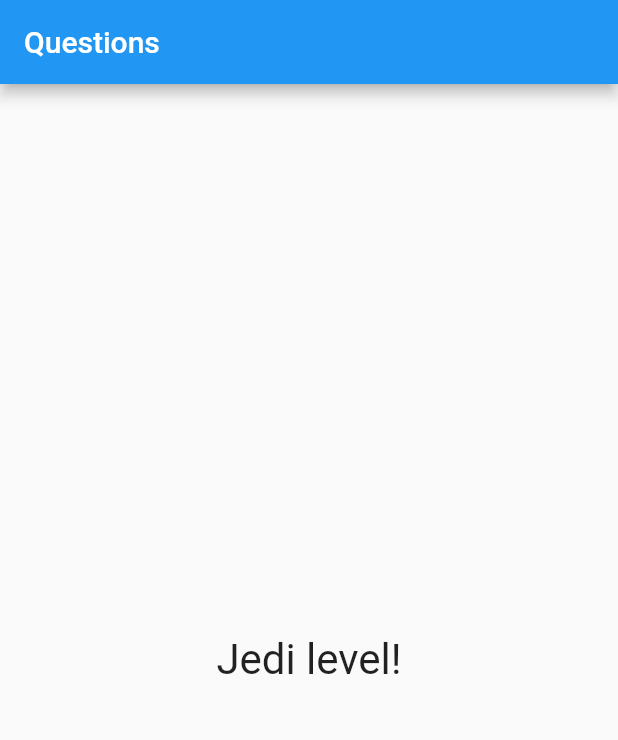
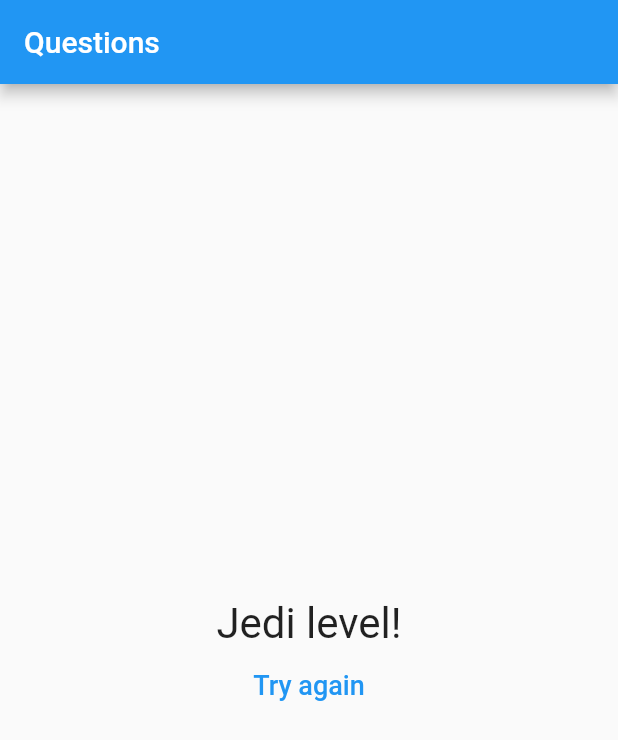
Before and after one commit to fbomateus/Simple-Survey-Questionnaire, a Flutter app: the screen it shows after launch, after a tap on "Black", after a tap on "Snake", after a tap on "Call of Duty", on a phone screen of 412 x 824 dp. Shown: the top 740 px of the screen. Run offline on Flutter 3.47's test engine with Material 2 defaults, Android fonts, the light colour scheme and no system bars.

Commit message:
try again option

```diff
--- a/lib/main.dart
+++ b/lib/main.dart
@@ -46,6 +46,13 @@ class _SurveyQuetionnaireAppState extends State<SurveyQuetionnaireApp> {
     }
   }
 
+  void _restartQuiz() {
+    setState(() {
+      _selectedQuestion = 0;
+      _totalScore = 0;
+    });
+  }
+
   bool get haveQuestionSelected {
     return _selectedQuestion < _questions.length;
   }
@@ -63,7 +70,7 @@ class _SurveyQuetionnaireAppState extends State<SurveyQuetionnaireApp> {
                 selectedQuestion: _selectedQuestion,
                 onAnswer: _answer,
               )
-            : Result(_totalScore),
+            : Result(_totalScore, _restartQuiz),
       ),
     );
   }
--- a/lib/result.dart
+++ b/lib/result.dart
@@ -2,8 +2,9 @@ import 'package:flutter/material.dart';
 
 class Result extends StatelessWidget {
   final int score;
+  final void Function() onRestartQuiz;
 
-  Result(this.score);
+  Result(this.score, this.onRestartQuiz);
 
   String get resultMessage {
     if (score < 8) {
@@ -19,11 +20,26 @@ class Result extends StatelessWidget {
 
   @override
   Widget build(BuildContext context) {
-    return Center(
-      child: Text(
-        resultMessage,
-        style: TextStyle(fontSize: 28),
-      ),
+    return Column(
+      mainAxisAlignment: MainAxisAlignment.center,
+      children: [
+        Center(
+          child: Text(
+            resultMessage,
+            style: TextStyle(fontSize: 28),
+          ),
+        ),
+        TextButton(
+          child: Text(
+            'Try again',
+            style: TextStyle(fontSize: 18),
+          ),
+          style: TextButton.styleFrom(
+            primary: Colors.blue,
+          ),
+          onPressed: onRestartQuiz,
+        ),
+      ],
     );
   }
 }
```
